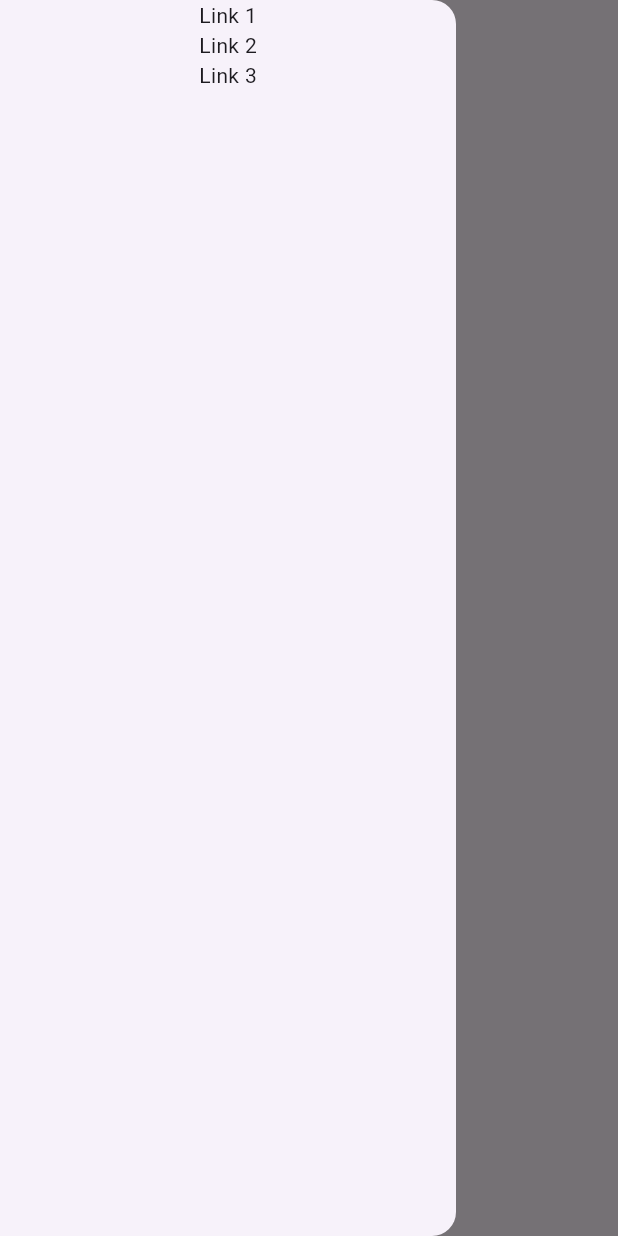
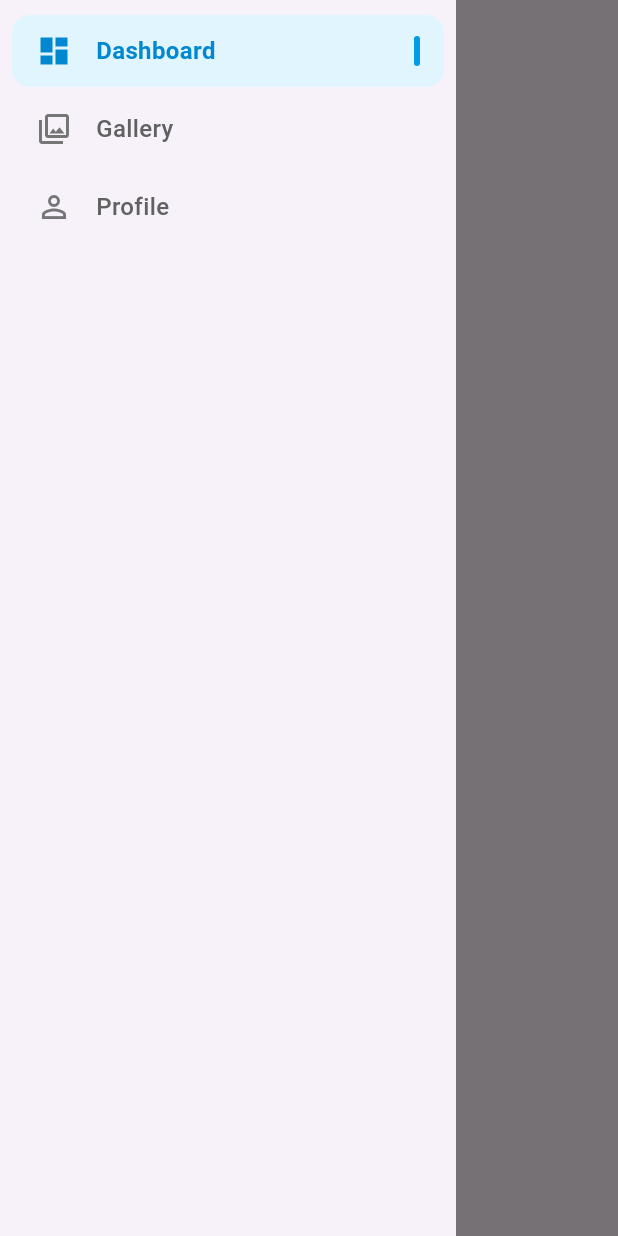
Before and after one commit to ngure1/flutter-assessment, a Flutter app: the screen it shows after launch, with the side drawer open, on a phone screen of 412 x 824 dp. Run offline on Flutter 3.47's test engine with Material 3 defaults, Android fonts, the phone set to English and light mode, and no system bars.

Commit message:
feat: :sparkles: add routing

```diff
--- a/lib/core/components/app_drawer.dart
+++ b/lib/core/components/app_drawer.dart
@@ -1,12 +1,116 @@
 import 'package:flutter/material.dart';
+import 'package:flutter_assessment/core/constants/constants.dart';
 
 class AppDrawer extends StatelessWidget {
   const AppDrawer({super.key});
 
   @override
   Widget build(BuildContext context) {
+    final currentRoute = ModalRoute.of(context)?.settings.name ?? '/';
+
     return Drawer(
-      child: Column(children: [Text("Link 1"), Text("Link 2"), Text("Link 3")]),
+      shape: const BeveledRectangleBorder(),
+      child: Column(
+        children: [
+          Expanded(
+            child: ListView(
+              padding: const EdgeInsets.symmetric(vertical: 8),
+              children: [
+                _buildNavItem(
+                  context: context,
+                  icon: Icons.dashboard_outlined,
+                  activeIcon: Icons.dashboard,
+                  title: 'Dashboard',
+                  route: Urls.dashboard,
+                  isSelected: currentRoute == Urls.dashboard,
+                ),
+                _buildNavItem(
+                  context: context,
+                  icon: Icons.photo_library_outlined,
+                  activeIcon: Icons.photo_library,
+                  title: 'Gallery',
+                  route: Urls.gallery,
+                  isSelected: currentRoute == Urls.gallery,
+                ),
+                _buildNavItem(
+                  context: context,
+                  icon: Icons.person_outline,
+                  activeIcon: Icons.person,
+                  title: 'Profile',
+                  route: Urls.profile,
+                  isSelected: currentRoute == Urls.profile,
+                ),
+              ],
+            ),
+          ),
+        ],
+      ),
+    );
+  }
+
+  Widget _buildNavItem({
+    required BuildContext context,
+    required IconData icon,
+    required IconData activeIcon,
+    required String title,
+    required String route,
+    required bool isSelected,
+  }) {
+    return Container(
+      margin: const EdgeInsets.symmetric(horizontal: 8, vertical: 2),
+      child: Material(
+        color: Colors.transparent,
+        child: InkWell(
+          borderRadius: BorderRadius.circular(12),
+          onTap: () {
+            Navigator.of(context).pushReplacementNamed(route);
+          },
+          child: Container(
+            padding: const EdgeInsets.symmetric(horizontal: 16, vertical: 12),
+            decoration: BoxDecoration(
+              color: isSelected ? Colors.lightBlue.shade50 : Colors.transparent,
+              borderRadius: BorderRadius.circular(12),
+            ),
+            child: Row(
+              children: [
+                Icon(
+                  isSelected ? activeIcon : icon,
+                  size: 24,
+                  color: isSelected
+                      ? Colors.lightBlue.shade700
+                      : Colors.grey[600],
+                ),
+                const SizedBox(width: 16),
+                Expanded(
+                  child: Text(
+                    title,
+                    maxLines: 1,
+                    overflow: TextOverflow.ellipsis,
+                    style: TextStyle(
+                      fontSize: 16,
+                      fontWeight: isSelected
+                          ? FontWeight.w600
+                          : FontWeight.w500,
+                      color: isSelected
+                          ? Colors.lightBlue.shade700
+                          : Colors.grey[700],
+                    ),
+                  ),
+                ),
+                if (isSelected)
+                  Container(
+                    width: 4,
+                    height: 20,
+                    decoration: BoxDecoration(
+                      color: Colors.lightBlue.shade600,
+                      borderRadius: BorderRadius.circular(2),
+                    ),
+                  ),
+              ],
+            ),
+          ),
+        ),
+      ),
     );
   }
 }
--- a/lib/core/constants/constants.dart
+++ b/lib/core/constants/constants.dart
@@ -2,3 +2,9 @@ class ScreenSize {
   static int tablet = 768;
   static int desktop = 1368;
 }
+
+class Urls {
+  static String dashboard = "/";
+  static String gallery = "/gallery";
+  static String profile = "/profile";
+}
--- a/lib/core/layout/desktop_and_tablet_layout.dart
+++ b/lib/core/layout/desktop_and_tablet_layout.dart
@@ -9,6 +9,7 @@ class DesktopAndTabletLayout extends StatelessWidget {
   Widget build(BuildContext context) {
     return Scaffold(
       body: Row(
+        crossAxisAlignment: CrossAxisAlignment.start,
         children: [
           Expanded(child: AppDrawer()),
           Expanded(flex: 5, child: body),
--- a/lib/core/layout/layout.dart
+++ b/lib/core/layout/layout.dart
@@ -4,19 +4,23 @@ import 'package:flutter/material.dart';
 import 'package:flutter_assessment/core/constants/constants.dart';
 
 class AppLayout extends StatelessWidget {
-  const AppLayout({super.key, required this.DesktopAndTabletLayout, required this.MobileLayout});
+  const AppLayout({
+    super.key,
+    required this.desktopAndTabletLayout,
+    required this.mobileLayout,
+  });
 
-  final Widget DesktopAndTabletLayout;
-  final Widget MobileLayout;
+  final Widget desktopAndTabletLayout;
+  final Widget mobileLayout;
 
   @override
   Widget build(BuildContext context) {
     return LayoutBuilder(
       builder: (_, constaints) {
         if (constaints.maxWidth >= ScreenSize.tablet) {
-          return DesktopAndTabletLayout;
+          return desktopAndTabletLayout;
         } else {
-          return  MobileLayout;
+          return mobileLayout;
         }
       },
     );
--- a/lib/core/layout/mobile_layout.dart
+++ b/lib/core/layout/mobile_layout.dart
@@ -2,14 +2,11 @@ import 'package:flutter/material.dart';
 import 'package:flutter_assessment/core/components/app_drawer.dart';
 
 class MobileLayout extends StatelessWidget {
-  const MobileLayout({super.key});
+  const MobileLayout({super.key, required this.body});
+  final Widget body;
 
   @override
   Widget build(BuildContext context) {
-    return Scaffold(
-      appBar: AppBar(title: Text("app bar", style: TextStyle(fontSize: 14))),
-      drawer: AppDrawer(),
-      body: Center(child: Text("Mobile Layout")),
-    );
+    return Scaffold(appBar: AppBar(), drawer: AppDrawer(), body: body);
   }
 }
--- /dev/null
+++ b/lib/core/screens/dashboard.dart
@@ -0,0 +1,21 @@
+import 'package:flutter/material.dart';
+import 'package:flutter_assessment/core/layout/desktop_and_tablet_layout.dart';
+import 'package:flutter_assessment/core/layout/layout.dart';
+import 'package:flutter_assessment/core/layout/mobile_layout.dart';
+
+class DashboardPage extends StatelessWidget {
+  const DashboardPage({super.key});
+
+  @override
+  Widget build(BuildContext context) {
+    return AppLayout(
+      desktopAndTabletLayout: DesktopAndTabletLayout(
+        body: Padding(
+          padding: EdgeInsets.all(16),
+          child: Text("Desktop dashboard page"),
+        ),
+      ),
+      mobileLayout: MobileLayout(body: Text("Mobile dashboard page")),
+    );
+  }
+}
--- /dev/null
+++ b/lib/core/screens/gallery.dart
@@ -0,0 +1,18 @@
+import 'package:flutter/material.dart';
+import 'package:flutter_assessment/core/layout/desktop_and_tablet_layout.dart';
+import 'package:flutter_assessment/core/layout/layout.dart';
+import 'package:flutter_assessment/core/layout/mobile_layout.dart';
+
+class GalleryPage extends StatelessWidget {
+  const GalleryPage({super.key});
+
+  @override
+  Widget build(BuildContext context) {
+    return AppLayout(
+      desktopAndTabletLayout: DesktopAndTabletLayout(
+        body: Text("Desktop gallery page"),
+      ),
+      mobileLayout: MobileLayout(body: Text("Mobile gallery page")),
+    );
+  }
+}
--- /dev/null
+++ b/lib/core/screens/profile.dart
@@ -0,0 +1,18 @@
+import 'package:flutter/material.dart';
+import 'package:flutter_assessment/core/layout/desktop_and_tablet_layout.dart';
+import 'package:flutter_assessment/core/layout/layout.dart';
+import 'package:flutter_assessment/core/layout/mobile_layout.dart';
+
+class ProfilePage extends StatelessWidget {
+  const ProfilePage({super.key});
+
+  @override
+  Widget build(BuildContext context) {
+    return AppLayout(
+      desktopAndTabletLayout: DesktopAndTabletLayout(
+        body: Text("Desktop profile page"),
+      ),
+      mobileLayout: MobileLayout(body: Text("Mobile profile page")),
+    );
+  }
+}
--- a/lib/main.dart
+++ b/lib/main.dart
@@ -1,9 +1,11 @@
 import 'package:flutter/material.dart';
-import 'package:flutter_assessment/core/layout/desktop_and_tablet_layout.dart';
-import 'package:flutter_assessment/core/layout/layout.dart';
-import 'package:flutter_assessment/core/layout/mobile_layout.dart';
+import 'package:flutter_assessment/core/screens/dashboard.dart';
+import 'package:flutter_assessment/core/screens/gallery.dart';
+import 'package:flutter_assessment/core/screens/profile.dart';
+import 'package:flutter_web_plugins/flutter_web_plugins.dart';
 
 void main() {
+  usePathUrlStrategy();
   runApp(const MainApp());
 }
 
@@ -15,19 +17,11 @@ class MainApp extends StatelessWidget {
     return MaterialApp(
       debugShowCheckedModeBanner: false,
       initialRoute: "/",
-      routes: {'/': (context) => const HomeWidget()},
+      routes: {
+        '/': (context) => const DashboardPage(),
+        "/gallery": (context) => const GalleryPage(),
+        "/profile": (context) => const ProfilePage(),
+      },
     );
   }
 }
-
-class HomeWidget extends StatelessWidget {
-  const HomeWidget({super.key});
-
-  @override
-  Widget build(BuildContext context) {
-    return AppLayout(
-      DesktopAndTabletLayout: DesktopAndTabletLayout(body: Text("Hello world")),
-      MobileLayout: MobileLayout(),
-    );
-  }
-}
--- a/pubspec.yaml
+++ b/pubspec.yaml
@@ -9,6 +9,8 @@ environment:
 dependencies:
   flutter:
     sdk: flutter
+  flutter_web_plugins:
+    sdk: flutter
 
 dev_dependencies:
   flutter_test:
```
Also changed, not shown: pubspec.lock.
